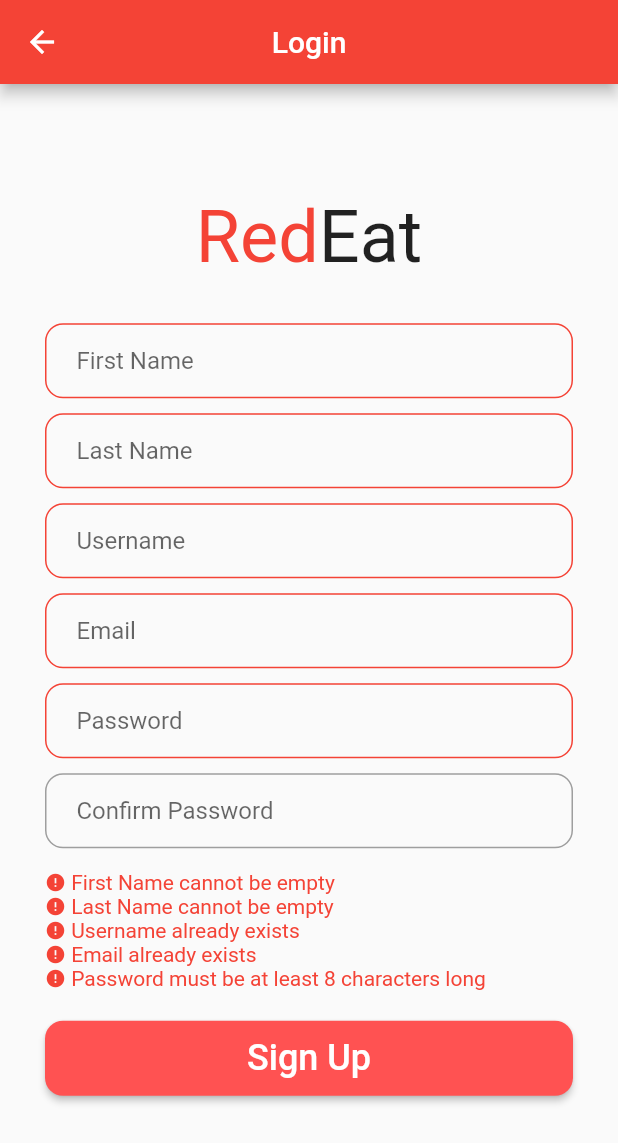
After one commit to GDSCUTM-CommunityProjects/RedEat, a Flutter app: the SignupPage screen opened directly, after a tap on "Sign Up", on a phone screen of 412 x 824 dp. The commit adds this screen. Shown: the top 1143 px of the screen. Run offline on Flutter 3.47's test engine with Material 2 defaults, Android fonts, the phone set to English and light mode, and no system bars; our stand-ins replace expandable.

Commit message:
RED-33 beginning the configuration of the signup endpoint

```diff
--- /dev/null
+++ b/src/lib/BackendConnection/BackendURL.dart
@@ -0,0 +1,3 @@
+class BackendURL {
+  static String BACKEND_URL = "";
+}
--- /dev/null
+++ b/src/lib/BackendConnection/User.dart
@@ -0,0 +1,26 @@
+import 'package:flutter/foundation.dart';
+
+class User {
+  final String username;
+  final String password;
+  final String first_name;
+  final String last_name;
+  final String email;
+
+  const User(
+      {required this.username,
+      required this.password,
+      required this.first_name,
+      required this.last_name,
+      required this.email});
+
+  factory User.fromJson(Map<String, dynamic> json) {
+    return User(
+      username: json['username'],
+      password: json['password'],
+      first_name: json['first_name'],
+      last_name: json['last_name'],
+      email: json['email'],
+    );
+  }
+}
--- a/src/lib/Pages/login.dart
+++ b/src/lib/Pages/login.dart
@@ -1,4 +1,5 @@
 import 'package:flutter/material.dart';
+import 'package:http/http.dart';
 
 class LoginPage extends StatefulWidget {
   const LoginPage({Key? key}) : super(key: key);
--- /dev/null
+++ b/src/lib/Pages/signup.dart
@@ -0,0 +1,316 @@
+import 'dart:convert';
+
+import 'package:flutter/material.dart';
+import 'package:src/BackendConnection/BackendURL.dart';
+import 'package:src/Pages/login.dart';
+import 'package:http/http.dart' as http;
+
+import '../BackendConnection/User.dart';
+
+class SignupPage extends StatefulWidget {
+  const SignupPage({Key? key}) : super(key: key);
+
+  @override
+  State<SignupPage> createState() => _SignupPageState();
+}
+
+class _SignupPageState extends State<SignupPage> {
+  final firstNameController = TextEditingController();
+  final lastNameController = TextEditingController();
+  final usernameController = TextEditingController();
+  final emailController = TextEditingController();
+  final passwordController = TextEditingController();
+  final confirmPasswordController = TextEditingController();
+
+  bool validUsername = true;
+  bool validEmail = true;
+  bool validPassword = true;
+  bool validConfirmPassword = true;
+  bool validFirstName = true;
+  bool validLastName = true;
+  bool badData = false;
+  Future<int>? _signupUser;
+
+  Future<int> signupUser(String username, String password, String email,
+      String first_name, String last_name) async {
+    final response = await http.post(
+      Uri.parse("${BackendURL.BACKEND_URL}/api/account"),
+      headers: <String, String>{
+        'Content-Type': 'application/json; charset=UTF-8',
+      },
+      body: jsonEncode(<String, String>{
+        'username': username,
+        'password': password,
+        'first_name': first_name,
+        'last_name': last_name,
+        'email': email
+      }),
+    );
+
+    // Created user successfully
+    if (response.statusCode == 200) {
+      return 0;
+    // User alredy exists
+    } else if (response.statusCode == 403) {
+      return 1;
+    // Malformed data or Bad request
+    } else {
+      return 2;
+    }
+  }
+
+  FutureBuilder<int> buildFutureBuilder() {
+    return FutureBuilder<int>(
+      future: _signupUser,
+      builder: ((context, snapshot) {
+        if (snapshot.hasData) {
+          return Text("Account created successfully");
+        }
+        return const CircularProgressIndicator();
+      }),
+    );
+  }
+
+  void handleRegistration() {
+    if (validFirstName &&
+        validLastName &&
+        validUsername &&
+        validEmail &&
+        validPassword &&
+        validConfirmPassword) {
+      setState(() {
+        _signupUser = signupUser(
+            usernameController.text,
+            passwordController.text,
+            emailController.text,
+            firstNameController.text,
+            lastNameController.text);
+      });
+      if (_signupUser != null) {
+        _signupUser?.then((value) {
+          if (value == 0) {
+            Navigator.pushReplacement(
+                context,
+                MaterialPageRoute(
+                    builder: (BuildContext context) => LoginPage()));
+          } else if (value == 1) {
+            setState(() => validUsername = false);
+          } else {
+            setState(() => badData = true);
+          }
+        });
+      }
+    }
+  }
+
+  @override
+  Widget build(BuildContext context) {
+    return Scaffold(
+        resizeToAvoidBottomInset: false,
+        appBar: AppBar(
+          backgroundColor: Colors.red,
+          title: Text('Login'),
+          centerTitle: true,
+        ),
+        body: SafeArea(
+            child: (_signupUser == null)
+                ? Center(
+                    child: Column(
+                        mainAxisAlignment: MainAxisAlignment.center,
+                        children: [
+                          Row(
+                            mainAxisAlignment: MainAxisAlignment.center,
+                            children: [
+                              Text(
+                                'Red',
+                                style: TextStyle(
+                                  fontSize: 48,
+                                  color: Colors.red,
+                                ),
+                              ),
+                              Text(
+                                'Eat',
+                                style: TextStyle(
+                                  fontSize: 48,
+                                ),
+                              ),
+                            ],
+                          ),
+                          SizedBox(
+                            height: 30,
+                          ),
+
+                          // First name input field
+                          inputFieldTemplate("First Name", firstNameController,
+                              validFirstName),
+                          SizedBox(
+                            height: 10,
+                          ),
+                          inputFieldTemplate(
+                              "Last Name", lastNameController, validLastName),
+                          SizedBox(
+                            height: 10,
+                          ),
+                          inputFieldTemplate(
+                              "Username", usernameController, validUsername),
+                          SizedBox(
+                            height: 10,
+                          ),
+                          inputFieldTemplate(
+                              "Email", emailController, validEmail),
+                          SizedBox(
+                            height: 10,
+                          ),
+                          inputFieldTemplate(
+                              "Password", passwordController, validPassword),
+                          SizedBox(
+                            height: 10,
+                          ),
+                          inputFieldTemplate("Confirm Password",
+                              confirmPasswordController, validConfirmPassword),
+                          SizedBox(
+                            height: 10,
+                          ),
+
+                          (validFirstName &&
+                                  validLastName &&
+                                  validUsername &&
+                                  validEmail &&
+                                  validPassword &&
+                                  validConfirmPassword)
+                              ? SizedBox(height: 0)
+                              : SizedBox(height: 5),
+
+                          // Error messages
+                          Padding(
+                            padding:
+                                const EdgeInsets.symmetric(horizontal: 30.0),
+                            child: Container(
+                              width: MediaQuery.of(context).size.width,
+                              child: Column(
+                                crossAxisAlignment: CrossAxisAlignment.start,
+                                children: [
+                                  if (!validFirstName)
+                                    errorMessageTemplate(
+                                        "First Name cannot be empty"),
+                                  if (!validLastName)
+                                    errorMessageTemplate(
+                                        "Last Name cannot be empty"),
+                                  if (!validUsername)
+                                    errorMessageTemplate(
+                                        "Username already exists"),
+                                  if (!validEmail)
+                                    errorMessageTemplate(
+                                        "Email already exists"),
+                                  if (!validPassword)
+                                    errorMessageTemplate(
+                                        "Password must be at least 8 characters long"),
+                                  if (!validConfirmPassword)
+                                    errorMessageTemplate(
+                                        "Passwords must be identical"),
+                                  if (badData)
+                                    errorMessageTemplate(
+                                        "Error creating account. Please try again"),
+                                ],
+                              ),
+                            ),
+                          ),
+                          SizedBox(
+                            height: 20,
+                          ),
+
+                          // Login Button
+                          Padding(
+                            padding:
+                                const EdgeInsets.symmetric(horizontal: 30.0),
+                            child: ElevatedButton(
+                                style: ElevatedButton.styleFrom(
+                                    backgroundColor: Colors.redAccent,
+                                    minimumSize: const Size.fromHeight(50),
+                                    shape: RoundedRectangleBorder(
+                                      borderRadius: BorderRadius.circular(12),
+                                    )),
+                                onPressed: () {
+                                  (firstNameController.text.isNotEmpty)
+                                      ? setState(() => validFirstName = true)
+                                      : setState(() => validFirstName = false);
+                                  (lastNameController.text.isNotEmpty)
+                                      ? setState(() => validLastName = true)
+                                      : setState(() => validLastName = false);
+                                  (usernameController.text.length >
+                                          8) // changed this for the time being. Should really be RegEx or something
+                                      ? setState(() => validUsername = true)
+                                      : setState(() => validUsername = false);
+                                  (emailController.text.length >
+                                          8) // Once again, this is only for testing API calls, it should be updated to verify whether the email is real
+                                      ? setState(() => validEmail = true)
+                                      : setState(() => validEmail = false);
+                                  (passwordController.text.length >= 8)
+                                      ? setState(() => validPassword = true)
+                                      : setState(() => validPassword = false);
+                                  (confirmPasswordController.text ==
+                                          passwordController.text)
+                                      ? setState(
+                                          () => validConfirmPassword = true)
+                                      : setState(
+                                          () => validConfirmPassword = false);
+
+                                  // if all fields are valid, register successful and redirect to login page
+                                  handleRegistration();
+                                },
+                                child: Text(
+                                  'Sign Up',
+                                  style: TextStyle(fontSize: 24),
+                                )),
+                          ),
+                          SizedBox(
+                            height: 20,
+                          ),
+                        ]),
+                  )
+                : buildFutureBuilder()));
+  }
+
+  Widget inputFieldTemplate(
+      String fieldName, TextEditingController controller, bool valid) {
+    return Padding(
+      padding: const EdgeInsets.symmetric(horizontal: 30.0),
+      child: Container(
+        decoration: BoxDecoration(
+          border: Border.all(color: (valid) ? Colors.grey : Colors.red),
+          borderRadius: BorderRadius.circular(12),
+        ),
+        child: Padding(
+            padding: const EdgeInsets.symmetric(horizontal: 20),
+            child: TextField(
+              obscureText:
+                  (fieldName == "Password" || fieldName == "Confirm Password"),
+              controller: controller,
+              decoration: InputDecoration(
+                border: InputBorder.none,
+                hintText: fieldName,
+              ),
+            )),
+      ),
+    );
+  }
+
+  Widget errorMessageTemplate(String message) {
+    return Row(
+      children: [
+        Icon(
+          Icons.error,
+          color: Colors.red,
+          size: 14.0,
+        ),
+        Text(
+          ' ' + message,
+          textAlign: TextAlign.start,
+          style: TextStyle(
+            color: Colors.red,
+          ),
+        ),
+      ],
+    );
+  }
+}
--- a/src/pubspec.yaml
+++ b/src/pubspec.yaml
@@ -37,6 +37,7 @@ dependencies:
   # Use with the CupertinoIcons class for iOS style icons.
   cupertino_icons: ^1.0.2
   expandable: ^5.0.1
+  http: ^0.13.5
 
 dev_dependencies:
   flutter_test:
```
Also changed, not shown: src/pubspec.lock, 1 other file.
